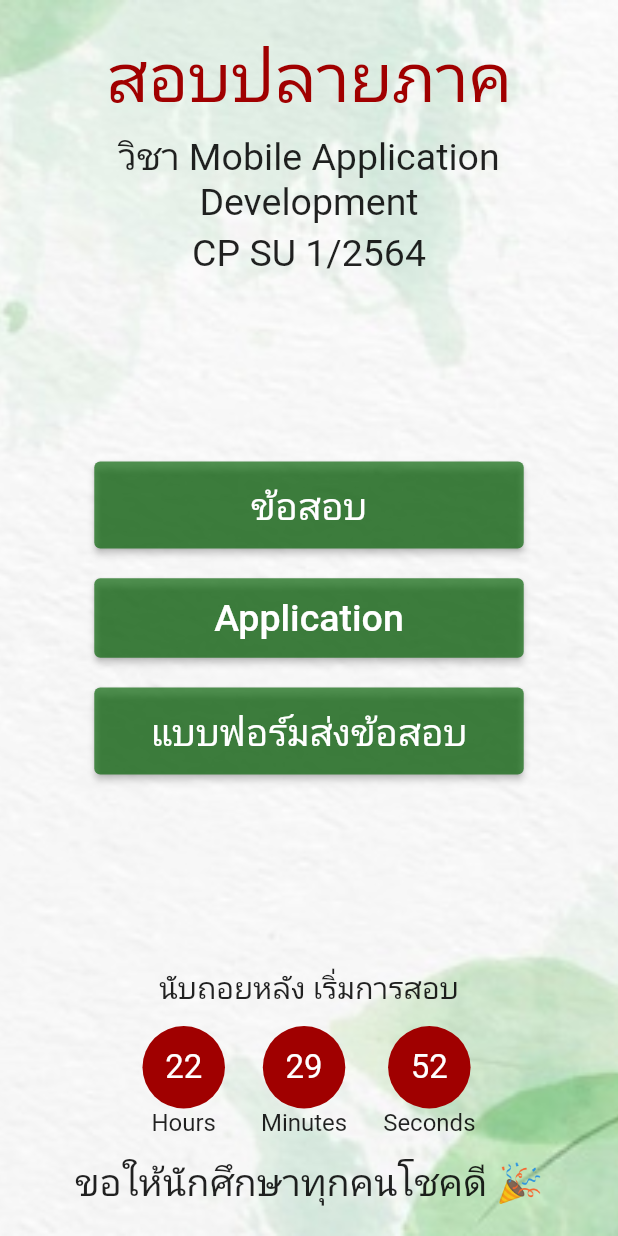
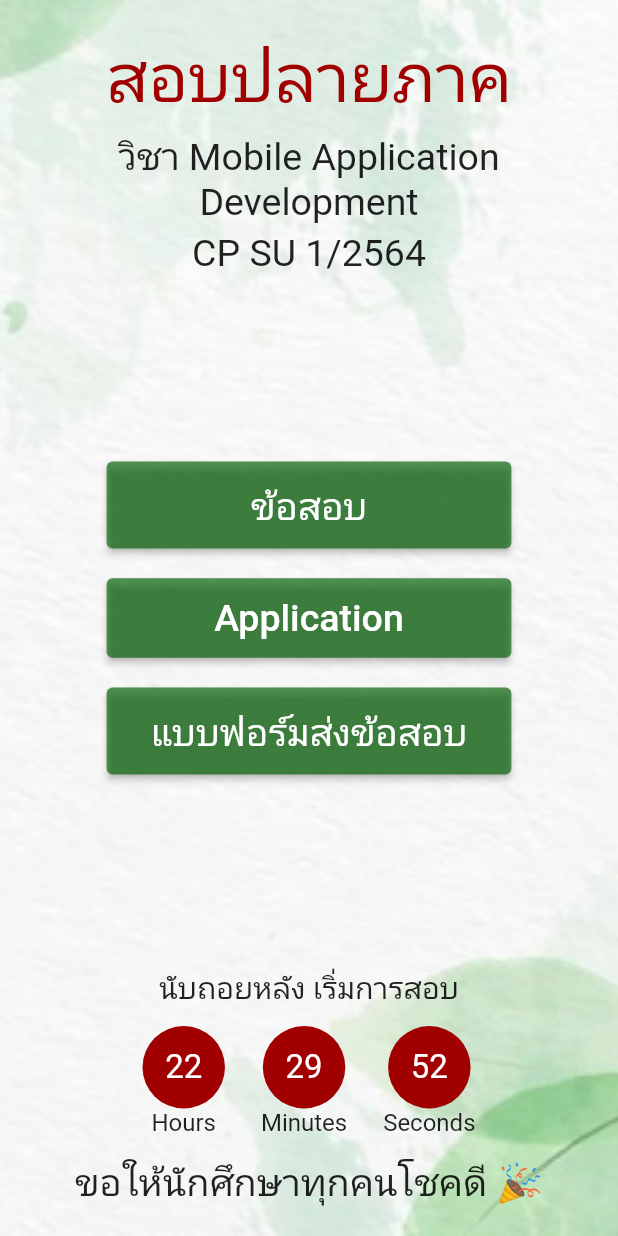
Before and after one commit to 3bugs/election-exit-poll-2021, a Flutter app: the screen it shows after launch, on a phone screen of 412 x 824 dp. Run offline on Flutter 3.47's test engine with Material 2 defaults, Android fonts, the phone set to English and light mode, and no system bars; our stand-ins replace google_fonts; Roboto replaces fonts that are missing (Kanit).

Commit message:
Add SafeArea

```diff
--- a/lib/pages/landing_page.dart
+++ b/lib/pages/landing_page.dart
@@ -40,6 +40,7 @@ class _LandingPageState extends State<LandingPage> {
                 fit: BoxFit.cover,
               ),
             ),
+            child: SafeArea(
               child: Stack(
                 children: [
                   Column(
@@ -80,7 +81,8 @@ class _LandingPageState extends State<LandingPage> {
                     ),
                   ),
                   Padding(
-                  padding: EdgeInsets.symmetric(horizontal: 0.08 * width),
+                    padding: EdgeInsets.symmetric(
+                        horizontal: (width > 400 ? 0.1 : 0.05) * width),
                     child: Column(
                       mainAxisAlignment: MainAxisAlignment.center,
                       children: [
@@ -127,6 +129,7 @@ class _LandingPageState extends State<LandingPage> {
                     ),
                   ),
                 ],
+              ),
             ),
           ),
           if (_isLoading)
```
Also changed, not shown: 3 other files. Lines whose indentation alone changed are shown as unchanged.
